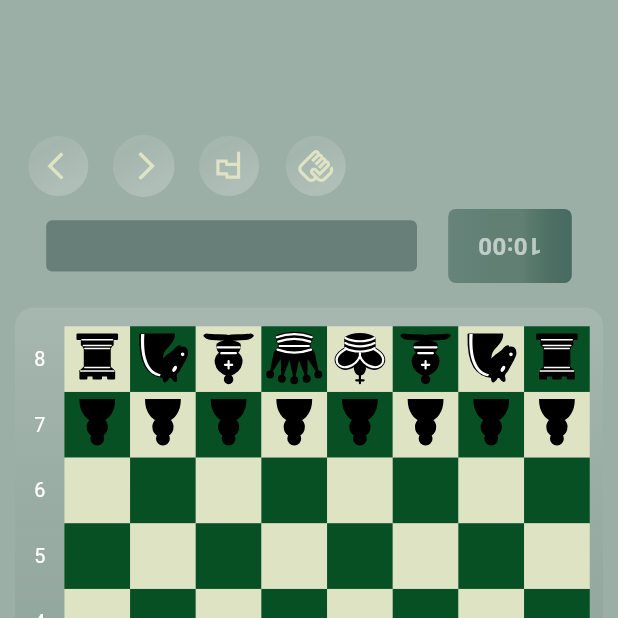
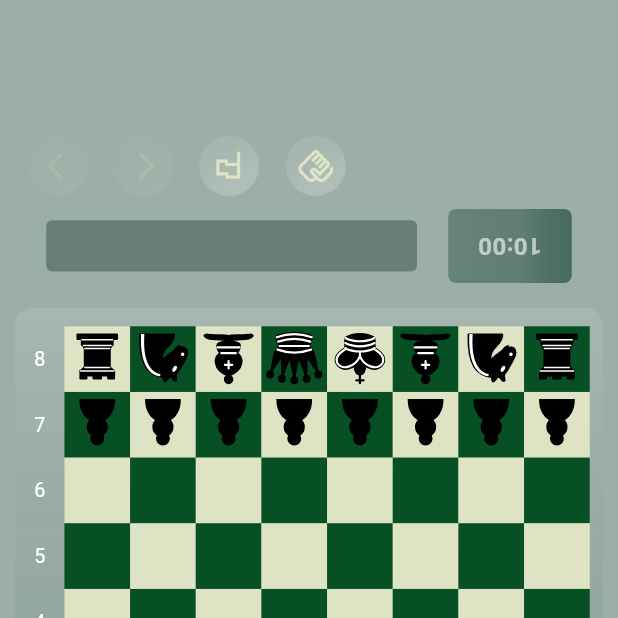
Before and after one commit to anujjainwork/chess-game-flutter, a Flutter app: the BoardGameView screen opened by its route, after a tap on an icon or button, on a phone screen of 412 x 824 dp, the top half of it. Run offline on Flutter 3.47's test engine with Material 3 defaults, Android fonts, the phone set to English and light mode, and no system bars; our stand-ins replace bloc, equatable, flutter_bloc, flutter_svg, font_awesome_flutter, sqflite and 1 more; accounts and stored records are empty.

Commit message:
restricted to current player implemented

```diff
--- a/lib/features/board/presentation/bloc/board_logic_bloc.dart
+++ b/lib/features/board/presentation/bloc/board_logic_bloc.dart
@@ -112,7 +112,7 @@ class BoardLogicBloc extends Bloc<BoardLogicEvent, BoardLogicState> {
         board,
       ));
       emit(ValidMovesHighlighted(
-          event.cellIndex, validMoves, _board, isInCheck));
+          _currentPlayer, event.cellIndex, validMoves, _board, isInCheck));
     }
   }
 
@@ -212,7 +212,7 @@ class BoardLogicBloc extends Bloc<BoardLogicEvent, BoardLogicState> {
       // Start the timer for the next player
       timerCubit.startTimer(_currentPlayer);
     } else {
-      emit(InvalidMoveAttempted('Move not valid', isInCheck));
+      emit(InvalidMoveAttempted('Move not valid', isInCheck,_currentPlayer));
     }
   }
 
--- a/lib/features/board/presentation/bloc/board_logic_state.dart
+++ b/lib/features/board/presentation/bloc/board_logic_state.dart
@@ -17,6 +17,8 @@ final class BoardLoaded extends BoardLogicState {
   final List<PieceEntity> capturedPiecesBlack;
 
   BoardLoaded(this.board, this.currentPlayer, this.capturedPiecesWhite, this.capturedPiecesBlack);
+  @override
+  List<Object> get props => [currentPlayer];
 }
 
 final class PieceSelected extends BoardLogicState {
@@ -25,6 +27,8 @@ final class PieceSelected extends BoardLogicState {
   final List<BoardCellModel> board;
 
   PieceSelected(this.selectedCellIndex, this.currentPlayer, this.board);
+  @override
+  List<Object> get props => [currentPlayer];
 }
 
 final class PieceDeselected extends BoardLogicState{
@@ -41,24 +45,31 @@ final class IsCheckState extends BoardLogicState{
   // final List<int> attackingPieceIndices;
   final List<BoardCellModel> board;
   IsCheckState(this.currentPlayer, this.board,);
+  @override
+  List<Object> get props => [currentPlayer];
 }
 
 class ValidMovesHighlighted extends BoardLogicState {
+  final PlayerType currentPlayer;
   final int selectedCellIndex;
   final List<int> validMoves;
   final List<BoardCellModel> board;
   final bool isInCheck;
 
-  ValidMovesHighlighted(this.selectedCellIndex, this.validMoves, this.board, this.isInCheck);
+  ValidMovesHighlighted(this.currentPlayer,this.selectedCellIndex, this.validMoves, this.board, this.isInCheck);
 
   @override
-  List<Object> get props => [selectedCellIndex, validMoves, board];
+  List<Object> get props => [currentPlayer,selectedCellIndex, validMoves, board];
 }
 
 
 final class InvalidMoveAttempted extends BoardLogicState {
   final String reason;
   final bool isInCheck;
+  final PlayerType currentPlayer;
 
-  InvalidMoveAttempted(this.reason, this.isInCheck);
+  InvalidMoveAttempted(this.reason, this.isInCheck, this.currentPlayer);
+
+  @override
+  List<Object> get props => [currentPlayer];
 }
--- a/lib/features/board/presentation/widget/board_full_widget.dart
+++ b/lib/features/board/presentation/widget/board_full_widget.dart
@@ -1,4 +1,5 @@
 import 'package:chess/common/utils.dart';
+import 'package:chess/features/board/business/enums/player_type_enum.dart';
 import 'package:chess/features/board/data/model/cell_model.dart';
 import 'package:chess/features/board/presentation/bloc/board_logic_bloc.dart';
 import 'package:chess/features/board/presentation/bloc/game_status_bloc.dart';
@@ -17,6 +18,7 @@ Widget getBoardFullWidget(
     BoardLogicState state,
     GameStatusBloc gameStatusBloc,
     MoveHistoryCubit moveHistoryCubit) {
+      final currentPlayer = state.props[0] as PlayerType;
   return Padding(
       padding: const EdgeInsets.all(10),
       child: Column(
@@ -25,8 +27,11 @@ Widget getBoardFullWidget(
           Row(
             mainAxisAlignment: MainAxisAlignment.start,
             children: [
-              getMoveHistoryWidgets(
-                  context, MainAxisAlignment.spaceEvenly, moveHistoryCubit, false),
+              Opacity(
+                opacity: currentPlayer == PlayerType.black ? 1 : 0.2,
+                child: getMoveHistoryWidgetBlack(context,
+                    MainAxisAlignment.spaceEvenly, moveHistoryCubit,currentPlayer),
+              ),
               getResignDrawWidgets(
                   context, MainAxisAlignment.spaceEvenly, gameStatusBloc, false),
             ],
@@ -70,8 +75,11 @@ Widget getBoardFullWidget(
             children: [
               getResignDrawWidgets(
                   context, MainAxisAlignment.spaceEvenly, gameStatusBloc, true),
-              getMoveHistoryWidgets(
-                  context, MainAxisAlignment.spaceEvenly, moveHistoryCubit, true),
+              Opacity(
+                opacity: currentPlayer == PlayerType.white ? 1 : 0.2,
+                child: getMoveHistoryWidgetWhite(context,
+                    MainAxisAlignment.spaceEvenly, moveHistoryCubit,currentPlayer),
+              )
             ],
           ),
         ],
--- a/lib/features/board/presentation/widget/move_history_widget.dart
+++ b/lib/features/board/presentation/widget/move_history_widget.dart
@@ -1,24 +1,24 @@
 import 'package:chess/common/utils.dart';
+import 'package:chess/features/board/business/enums/player_type_enum.dart';
 import 'package:chess/features/board/presentation/cubit/move_history_cubit.dart';
 import 'package:flutter/material.dart';
 import 'package:flutter_svg/svg.dart';
 
-Widget getMoveHistoryWidgets(
+Widget getMoveHistoryWidgetWhite(
     BuildContext context,
     MainAxisAlignment mainAxisAlignment,
     MoveHistoryCubit moveHistoryCubit,
-    bool isPlayerWhite,) {
+    PlayerType currentPlayer) {
   double iconSize = getDynamicWidth(context, 10);
 
-  return Transform.rotate(
-    angle: isPlayerWhite ? 0 : 3.14159,
-    child: Row(
+  return Row(
       mainAxisAlignment: mainAxisAlignment,
       children: [
         IconButton(
           onPressed: () {
-            print('undo tapped');
-            moveHistoryCubit.undoMove();
+            currentPlayer == PlayerType.white
+              ? moveHistoryCubit.undoMove()
+              : null;
           },
           icon: SvgPicture.asset(
             'lib/assets/back-button.svg',
@@ -28,8 +28,49 @@ Widget getMoveHistoryWidgets(
         ),
         IconButton(
           onPressed: () {
-            print('redo tapped');
-            moveHistoryCubit.redoMove();
+            currentPlayer == PlayerType.white
+            ? moveHistoryCubit.redoMove()
+            : null;
+          },
+          icon: SvgPicture.asset(
+            'lib/assets/forward-button.svg',
+            width: iconSize,
+            height: iconSize,
+          ),
+        ),
+      ],
+  );
+}
+
+Widget getMoveHistoryWidgetBlack(
+    BuildContext context,
+    MainAxisAlignment mainAxisAlignment,
+    MoveHistoryCubit moveHistoryCubit,
+    PlayerType currentPlayer) {
+  double iconSize = getDynamicWidth(context, 10);
+
+  return Transform.rotate(
+    angle: 3.14159,
+    child: Row(
+      mainAxisAlignment: mainAxisAlignment,
+      children: [
+        IconButton(
+          onPressed: () {
+            currentPlayer == PlayerType.black
+            ? moveHistoryCubit.undoMove()
+            : null;
+          },
+          icon: SvgPicture.asset(
+            'lib/assets/back-button.svg',
+            width: iconSize,
+            height: iconSize,
+          ),
+        ),
+        IconButton(
+          onPressed: () {
+            currentPlayer == PlayerType.black
+            ? moveHistoryCubit.redoMove()
+            : null;
           },
           icon: SvgPicture.asset(
             'lib/assets/forward-button.svg',
```
